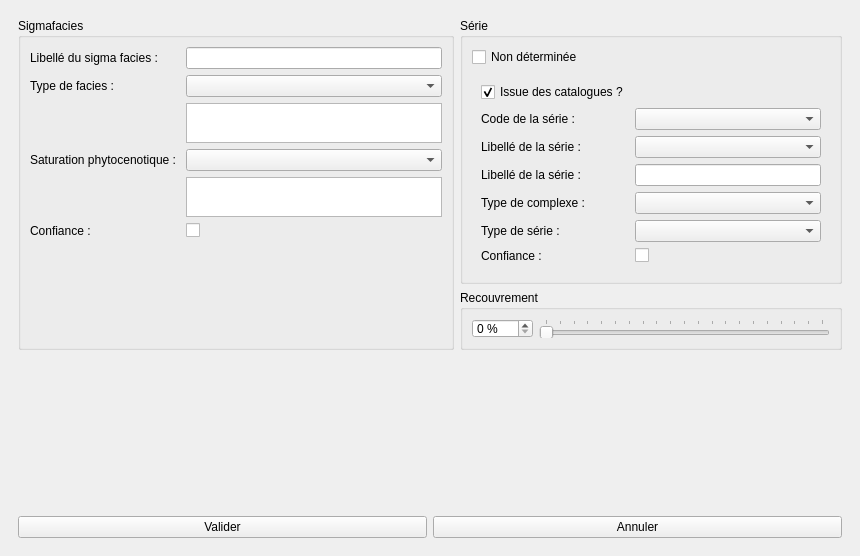
Above: ui/form_sigmaf.ui from IGNF/saisie_carhab before the change. Below: the same form after it.
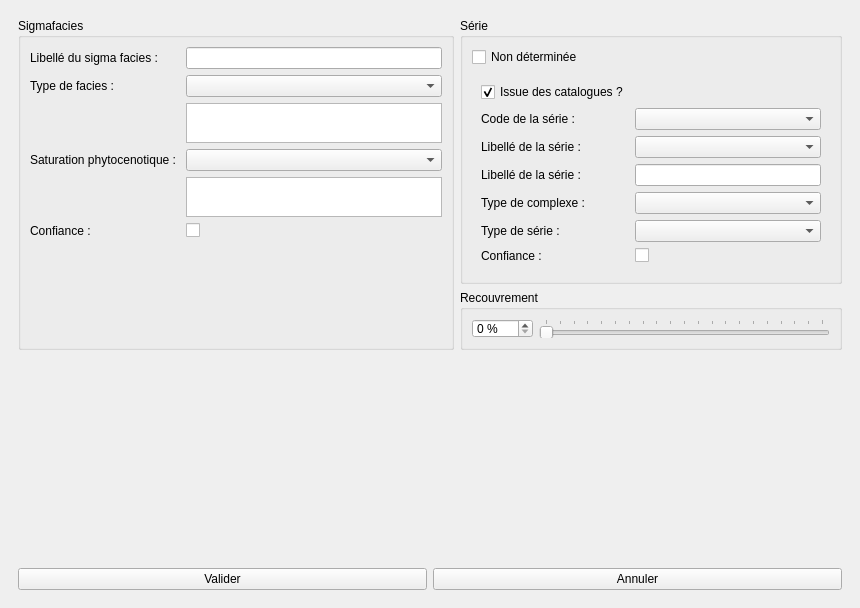
That is the form after the change.

Diff of the .ui file:
```diff
--- a/ui/form_sigmaf.ui
+++ b/ui/form_sigmaf.ui
@@ -7,7 +7,7 @@
     <x>0</x>
     <y>0</y>
     <width>860</width>
-    <height>556</height>
+    <height>608</height>
    </rect>
   </property>
   <property name="windowTitle">
@@ -29,7 +29,7 @@
          <x>0</x>
          <y>0</y>
          <width>842</width>
-         <height>469</height>
+         <height>521</height>
         </rect>
        </property>
        <layout class="QGridLayout" name="gridLayout">
```
